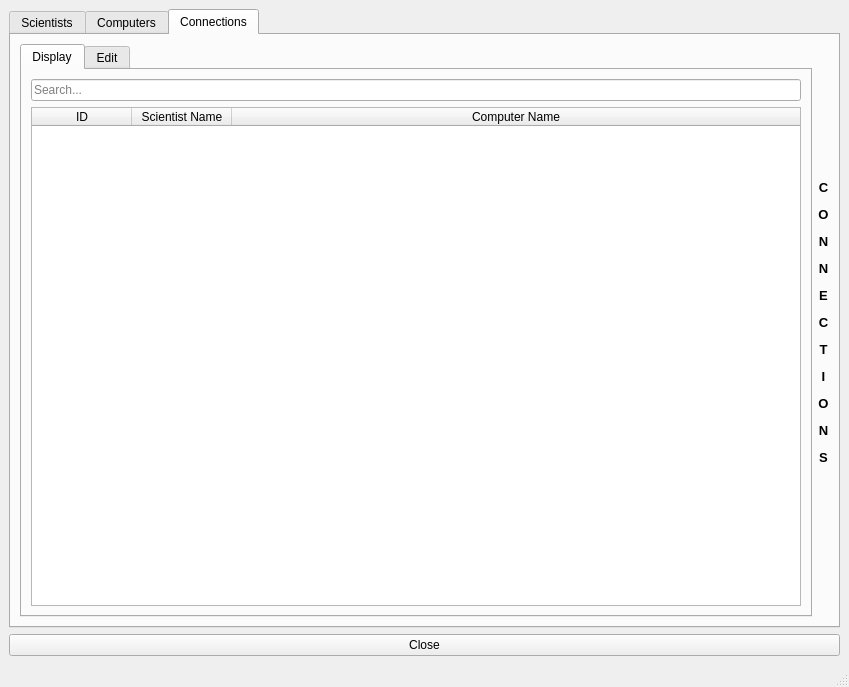
Old version of the form Verkefni3/displaywindow.ui in the repository ivarmarkusson/Lokaverkefni.
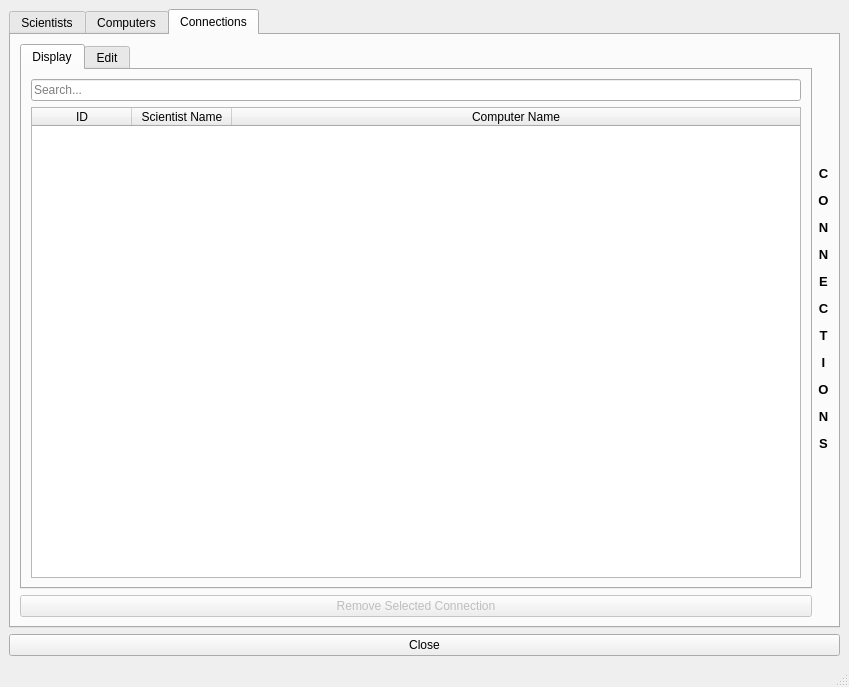
New version of the form. The open tabs and pages were chosen to show the change.

Commit message: Remove Connection komið

What changed in the file:
```diff
--- a/Verkefni3/displaywindow.ui
+++ b/Verkefni3/displaywindow.ui
@@ -529,6 +529,16 @@
           </widget>
          </widget>
         </item>
+        <item row="1" column="0">
+         <widget class="QPushButton" name="pushButton_remove_connection">
+          <property name="enabled">
+           <bool>false</bool>
+          </property>
+          <property name="text">
+           <string>Remove Selected Connection</string>
+          </property>
+         </widget>
+        </item>
        </layout>
       </widget>
      </widget>
```
Left out of the diff: 4 changed lines with no effect on the pictures. The commit also changes 18 other files.
